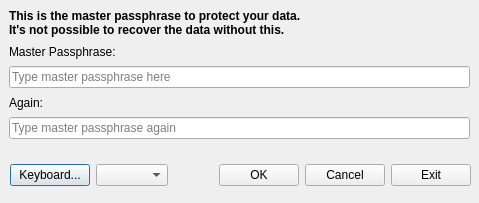
Above: Wilhelmina/MasterPasswordDialog.ui from nrosvall/Wilhelmina before the change. Below: the same form after it.
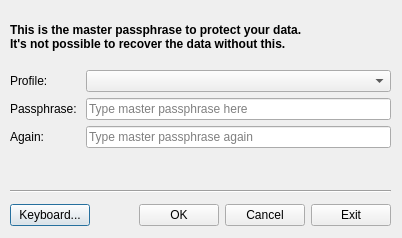
That is the form after the change.

Commit message: Better layout for the master passphrase dialog

Diff of the .ui file:
```diff
--- a/Wilhelmina/MasterPasswordDialog.ui
+++ b/Wilhelmina/MasterPasswordDialog.ui
@@ -9,8 +9,8 @@
    <rect>
     <x>0</x>
     <y>0</y>
-    <width>479</width>
-    <height>203</height>
+    <width>402</width>
+    <height>238</height>
    </rect>
   </property>
   <property name="windowTitle">
@@ -23,8 +23,8 @@
    <property name="geometry">
     <rect>
      <x>10</x>
-     <y>160</y>
-     <width>461</width>
+     <y>200</y>
+     <width>381</width>
      <height>31</height>
     </rect>
    </property>
@@ -42,9 +42,6 @@
       </property>
      </widget>
     </item>
-    <item>
-     <widget class="QComboBox" name="comboBoxProfiles"/>
-    </item>
     <item>
      <spacer>
       <property name="orientation">
@@ -81,19 +78,29 @@
     </item>
    </layout>
   </widget>
-  <widget class="QWidget" name="verticalLayoutWidget">
+  <widget class="Line" name="line_2">
    <property name="geometry">
     <rect>
-     <x>9</x>
-     <y>9</y>
-     <width>461</width>
-     <height>130</height>
+     <x>10</x>
+     <y>183</y>
+     <width>381</width>
+     <height>16</height>
     </rect>
    </property>
-   <layout class="QVBoxLayout" name="verticalLayout">
-    <property name="spacing">
-     <number>0</number>
-    </property>
+   <property name="orientation">
+    <enum>Qt::Horizontal</enum>
+   </property>
+  </widget>
+  <widget class="QWidget" name="verticalLayoutWidget_2">
+   <property name="geometry">
+    <rect>
+     <x>10</x>
+     <y>10</y>
+     <width>381</width>
+     <height>54</height>
+    </rect>
+   </property>
+   <layout class="QVBoxLayout" name="verticalLayout_2">
     <item>
      <widget class="QLabel" name="label">
       <property name="sizePolicy">
@@ -105,9 +112,41 @@
       <property name="text">
        <string>&lt;html&gt;&lt;head/&gt;&lt;body&gt;&lt;p&gt;&lt;span style=&quot; font-weight:700;&quot;&gt;This is the master passphrase to protect your data. &lt;br/&gt;It's not possible to recover the data without this.&lt;/span&gt;&lt;/p&gt;&lt;/body&gt;&lt;/html&gt;</string>
       </property>
+      <property name="margin">
+       <number>5</number>
+      </property>
      </widget>
     </item>
-    <item>
+   </layout>
+  </widget>
+  <widget class="QWidget" name="formLayoutWidget">
+   <property name="geometry">
+    <rect>
+     <x>10</x>
+     <y>70</y>
+     <width>381</width>
+     <height>91</height>
+    </rect>
+   </property>
+   <layout class="QFormLayout" name="formLayout">
+    <item row="0" column="0">
+     <widget class="QLabel" name="label_3">
+      <property name="text">
+       <string>Profile: </string>
+      </property>
+     </widget>
+    </item>
+    <item row="0" column="1">
+     <widget class="QComboBox" name="comboBoxProfiles">
+      <property name="sizePolicy">
+       <sizepolicy hsizetype="Preferred" vsizetype="Fixed">
+        <horstretch>0</horstretch>
+        <verstretch>0</verstretch>
+       </sizepolicy>
+      </property>
+     </widget>
+    </item>
+    <item row="1" column="0">
      <widget class="QLabel" name="label_2">
       <property name="sizePolicy">
        <sizepolicy hsizetype="Preferred" vsizetype="Preferred">
@@ -119,7 +158,7 @@
        <enum>QFrame::Plain</enum>
       </property>
       <property name="text">
-       <string>Master Passphrase:</string>
+       <string>Passphrase: </string>
       </property>
       <property name="margin">
        <number>1</number>
@@ -129,7 +168,7 @@
       </property>
      </widget>
     </item>
-    <item>
+    <item row="1" column="1">
      <widget class="QLineEdit" name="lineEditMasterPassphrase">
       <property name="echoMode">
        <enum>QLineEdit::Password</enum>
@@ -139,7 +178,7 @@
       </property>
      </widget>
     </item>
-    <item>
+    <item row="2" column="0">
      <widget class="QLabel" name="label_MasterPassphraseAgain">
       <property name="sizePolicy">
        <sizepolicy hsizetype="Preferred" vsizetype="Preferred">
@@ -158,7 +197,7 @@
       </property>
      </widget>
     </item>
-    <item>
+    <item row="2" column="1">
      <widget class="QLineEdit" name="lineEditMasterPassphraseAgain">
       <property name="echoMode">
        <enum>QLineEdit::Password</enum>
```
Left out of the diff: 2 changed lines with no effect on the pictures. The commit also changes 2 other files.
